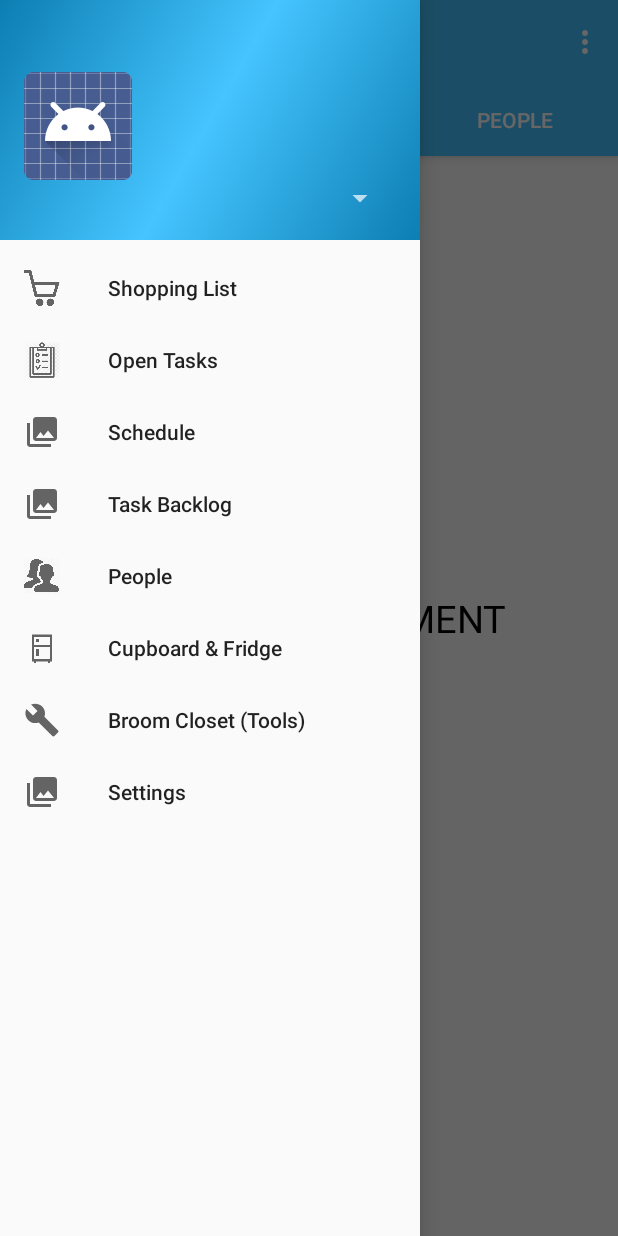
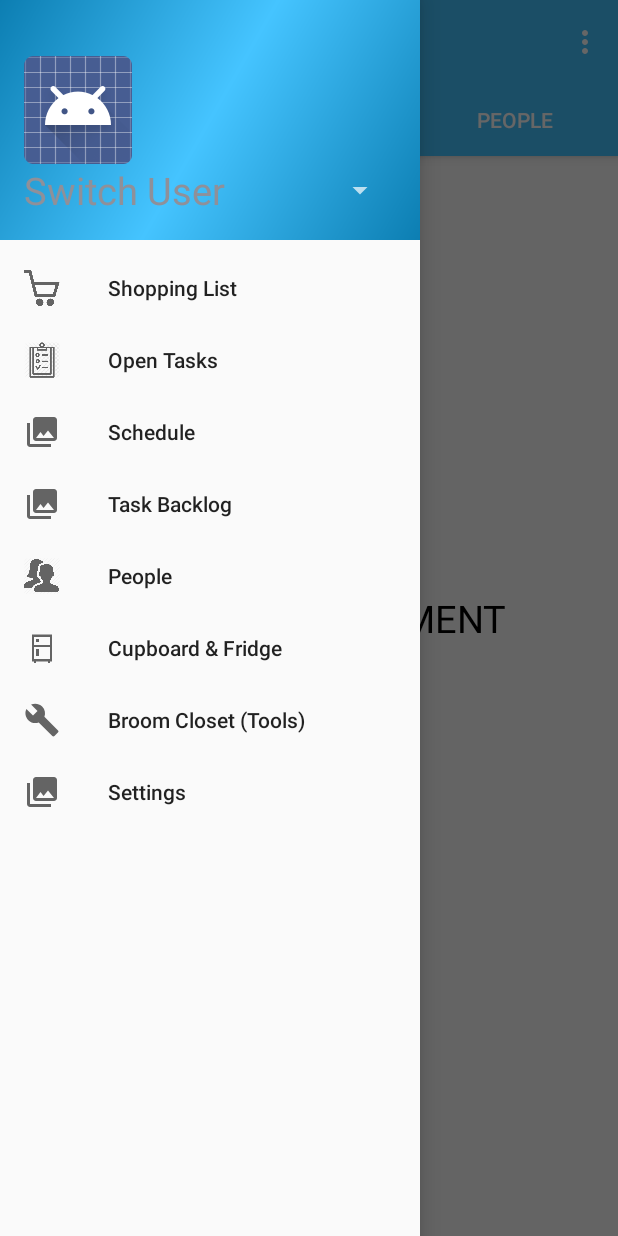
Before and after one commit to vharvey80/SEG2505_FinalProject, an Android app: the screen it shows after launch (MainActivity), with the side drawer open, on a phone screen of 412 x 824 dp. Run offline under Robolectric (Android 15) with nearby library versions, the phone set to English and light mode, and no system bars.

Commit message:
further work on UI. Mainly, split task creation/update dialog in two part to not overload UI. Also got Spinner in navDrawer to show users.

```diff
--- a/FamilyTaskManager/app/src/main/AndroidManifest.xml
+++ b/FamilyTaskManager/app/src/main/AndroidManifest.xml
@@ -20,7 +20,8 @@
             </intent-filter>
         </activity>
         <activity android:name=".UserActivity" />
-        <activity android:name=".TaskDetailActivity" />
+        <activity android:name=".TaskDetailActivity"
+            android:parentActivityName=".MainActivity"/>
         <activity android:name=".FridgeActivity" />
         <activity android:name=".ToolActivity"></activity>
     </application>
--- a/FamilyTaskManager/app/src/main/java/familytaskmanager/microso/com/familytaskmanager/Family.java
+++ b/FamilyTaskManager/app/src/main/java/familytaskmanager/microso/com/familytaskmanager/Family.java
@@ -445,23 +445,27 @@ public class Family {
         Tool sponge = new Tool(3, "Sponge", 3, R.drawable.ic_menu_manage);
         Tool wrench = new Tool(4, "Wrench", 2, R.drawable.ic_menu_manage);
         Tool broom = new Tool(5, "Broom", 1, R.drawable.ic_menu_manage);
-
+        family.tools.add(bucket);
+        family.tools.add(mop);
+        family.tools.add(sponge);
+        family.tools.add(wrench);
+        family.tools.add(broom);
 
         //Creation of 5 tasks for testing
-        Task dishes = new Task(1, "Dishes", "Dishes note", new Date(2017, 01, 9), false, 0.25, 5, Task.TaskState.Created, mainUser);
+        Task dishes = new Task(1, "Dishes", "Dishes note", new Date((2017-1900), 02, 9), false, 0.25, 5, Task.TaskState.Created, mainUser);
         dishes.setUser(mainUser);
         dishes.addTool(sponge);
-        Task sweep = new Task(2, "Sweep", "Sweep noooooooote", new Date(2017, 01, 10), false, 1, 10, Task.TaskState.Created, mainUser);
+        Task sweep = new Task(2, "Sweep", "Sweep noooooooote", new Date((2017-1900), 01, 10), false, 1, 10, Task.TaskState.Created, mainUser);
         sweep.setUser(thomas);
         sweep.addTool(broom);
-        Task washCar = new Task(1, "Wash Car", "Wash Car note", new Date(2017, 01, 11), false, 1, 5, Task.TaskState.Created, thomas);
+        Task washCar = new Task(1, "Wash Car", "Wash Car note", new Date((2017-1900), 01, 11), false, 1, 5, Task.TaskState.Created, thomas);
         washCar.addTool(bucket);
         washCar.addTool(sponge);
-        Task shop = new Task(1, "Shop", "shop nooooote", new Date(2017, 01, 11), false, 0.25, 5, Task.TaskState.Created, mainUser);
+        Task shop = new Task(1, "Shop", "shop nooooote", new Date((2017-1900), 01, 11), false, 0.25, 5, Task.TaskState.Created, mainUser);
         shop.addTool(mop);
-        Task otherTask = new Task(1, "Other", "Other task note", new Date(2017, 01, 12), false, 0.25, 5, Task.TaskState.Created, mainUser);
+        Task otherTask = new Task(1, "Other", "Other task note", new Date((2017-1900), 01, 12), false, 0.25, 5, Task.TaskState.Created, mainUser);
         otherTask.addTool(wrench);
-        Task outOfIdeas = new Task(1, "I'm out of ideas", "Other task note", new Date(2017, 01, 12), false, 0.25, 5, Task.TaskState.Created, mainUser);
+        Task outOfIdeas = new Task(1, "I'm out of ideas", "Other task note", new Date((2017-1900), 01, 12), false, 0.25, 5, Task.TaskState.Created, mainUser);
         List<Task> tasks = new ArrayList<>();
         tasks.add(dishes);
         tasks.add(sweep);
--- a/FamilyTaskManager/app/src/main/java/familytaskmanager/microso/com/familytaskmanager/MainActivity.java
+++ b/FamilyTaskManager/app/src/main/java/familytaskmanager/microso/com/familytaskmanager/MainActivity.java
@@ -7,6 +7,7 @@ import android.support.design.widget.Snackbar;
 import android.support.design.widget.TabLayout;
 import android.support.v4.view.PagerAdapter;
 import android.support.v4.view.ViewPager;
+import android.view.LayoutInflater;
 import android.view.View;
 import android.support.design.widget.NavigationView;
 import android.support.v4.view.GravityCompat;
@@ -22,6 +23,7 @@ import android.widget.ExpandableListAdapter;
 import android.widget.ExpandableListView;
 import android.widget.ListView;
 import android.widget.NumberPicker;
+import android.widget.Spinner;
 import android.widget.Toast;
 
 import java.io.Serializable;
@@ -66,7 +68,16 @@ public class MainActivity extends AppCompatActivity
 
         //Start of testing code. Getting a dummy family to test.
         family = Family.createDummyFamily();
+        Toast.makeText(this, "FADSFDSAFADS", Toast.LENGTH_SHORT).show();
         //End ot testing code.
+
+        //Test nav bar stuff
+        View v = navigationView.getHeaderView(0);
+        Spinner s = (Spinner) v.findViewById(R.id.userMenuList);
+
+        UserSpinnerAdapter userSpinnerAdapter = new UserSpinnerAdapter(this.getApplicationContext(), family.getUsers());
+        s.setAdapter(userSpinnerAdapter);
+        //END
 
     }
 
@@ -143,6 +154,8 @@ public class MainActivity extends AppCompatActivity
         return family.getTasks();
     }
 
+    public List<Tool> getFamilyToolList() { return family.getTools(); }
+
     /**
      * This method arranges the number pickers for date to have appropriate up and down limits.
      * If using this method, make sure the view you pass contains NumberPickers with the right id.
--- /dev/null
+++ b/FamilyTaskManager/app/src/main/java/familytaskmanager/microso/com/familytaskmanager/UserSpinnerAdapter.java
@@ -0,0 +1,66 @@
+package familytaskmanager.microso.com.familytaskmanager;
+
+import android.content.Context;
+import android.view.LayoutInflater;
+import android.view.View;
+import android.view.ViewGroup;
+import android.widget.BaseAdapter;
+import android.widget.ImageView;
+import android.widget.TextView;
+
+import java.util.List;
+
+/**
+ * Created by walid on 2017-11-22.
+ */
+
+public class UserSpinnerAdapter extends BaseAdapter {
+
+    private final Context context;
+    private final List<User> values;
+
+    public UserSpinnerAdapter(Context context, List<User> values) {
+        super();
+        this.context = context;
+        this.values = values;
+    }
+
+    @Override
+    public int getCount() {
+        return values.size();
+    }
+
+    @Override
+    public Object getItem(int position) {
+        return null;
+    }
+
+    @Override
+    public long getItemId(int position) {
+        return 0;
+    }
+
+    @Override
+    public View getDropDownView(int position, View convertView, ViewGroup parent) {
+        LayoutInflater inflater = (LayoutInflater) context.getSystemService(Context.LAYOUT_INFLATER_SERVICE);
+        View rowView = inflater.inflate(R.layout.user_spinner_item_dropped, parent, false);
+
+        TextView userName = (TextView) rowView.findViewById(R.id.userSpinnerItemName);
+        ImageView userIcon = (ImageView) rowView.findViewById(R.id.userSpinnerItemIcon);
+
+        User user = values.get(position);
+
+        userName.setText(user.getFname());
+        userIcon.setImageResource(user.getProfilePicId());
+
+        return rowView;
+    }
+
+    @Override
+    public View getView(int position, View convertView, ViewGroup parent) {
+        LayoutInflater inflater = (LayoutInflater) context.getSystemService(Context.LAYOUT_INFLATER_SERVICE);
+        View rowView = inflater.inflate(R.layout.user_spinner_undroped, parent, false);
+
+        return rowView;
+    }
+}
--- a/FamilyTaskManager/app/src/main/res/layout/dialog_change_or_create_task.xml
+++ b/FamilyTaskManager/app/src/main/res/layout/dialog_change_or_create_task_1.xml
@@ -1,6 +1,7 @@
 <?xml version="1.0" encoding="utf-8"?>
 <ScrollView xmlns:android="http://schemas.android.com/apk/res/android"
-    android:orientation="vertical" android:layout_width="match_parent"
+    android:orientation="vertical"
+    android:layout_width="match_parent"
     android:layout_height="match_parent">
 
     <LinearLayout
--- a/FamilyTaskManager/app/src/main/res/layout/nav_header_main.xml
+++ b/FamilyTaskManager/app/src/main/res/layout/nav_header_main.xml
@@ -22,7 +22,8 @@
     <Spinner
         android:id="@+id/userMenuList"
         android:layout_width="match_parent"
-        android:layout_height="wrap_content">
+        android:layout_height="wrap_content"
+        android:popupBackground="#FFFFFF">
 
     </Spinner>
 
--- /dev/null
+++ b/FamilyTaskManager/app/src/main/res/layout/user_spinner_undroped.xml
@@ -0,0 +1,12 @@
+<?xml version="1.0" encoding="utf-8"?>
+<LinearLayout xmlns:android="http://schemas.android.com/apk/res/android"
+    android:orientation="vertical" android:layout_width="match_parent"
+    android:layout_height="match_parent">
+
+    <TextView
+        android:id="@+id/switchUserLabel"
+        android:layout_width="match_parent"
+        android:layout_height="wrap_content"
+        android:textSize="25dp"
+        android:text="Switch User" />
+</LinearLayout>
```
Also changed, not shown: FamilyTaskManager/app/src/main/java/familytaskmanager/microso/com/familytaskmanager/TaskDetailActivity.java (+92 -25 lines), FamilyTaskManager/app/src/main/java/familytaskmanager/microso/com/familytaskmanager/TasksFragment.java (+51 -5 lines), FamilyTaskManager/app/src/main/res/layout/dialog_change_or_create_task_2.xml (added, +30 -0 lines), FamilyTaskManager/app/src/main/res/layout/user_spinner_item_dropped.xml (added, +30 -0 lines).
